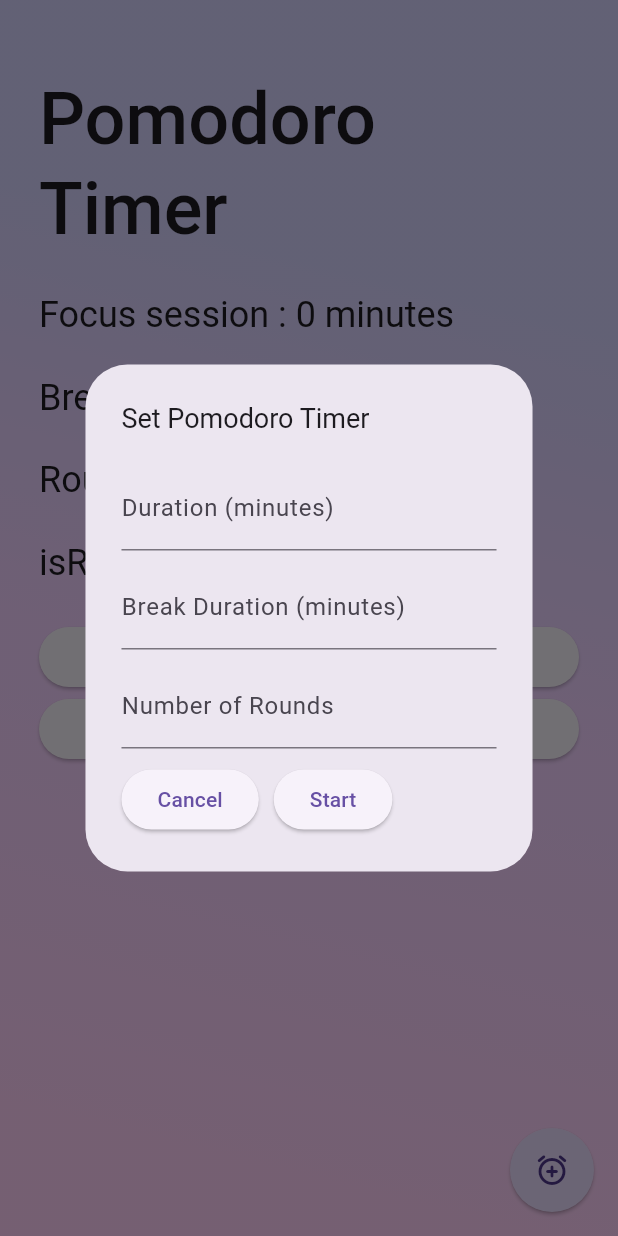
After one commit to jydv402/ZenUnni, a Flutter app: the PomodoroPage screen opened by its route, after a tap on the "add alarm" icon, on a phone screen of 412 x 824 dp. The commit adds this screen. Run offline on Flutter 3.47's test engine with Material 3 defaults, Android fonts, the phone set to English and light mode, and no system bars; our stand-ins replace cloud_firestore, firebase_auth, firebase_core, flutter_dotenv, flutter_markdown, flutter_riverpod and 1 more; missing offline and left inert: langchain, langchain_google; accounts and stored records are empty.

Commit message:
Unfinished Commit !!!

```diff
--- a/lib/main.dart
+++ b/lib/main.dart
@@ -7,6 +7,7 @@ import 'package:zen/screens/chat_page.dart';
 import 'package:zen/screens/currMood.dart';
 import 'package:zen/screens/home.dart';
 import 'package:zen/screens/mood.dart';
+import 'package:zen/screens/pomodoro_page.dart';
 import 'package:zen/screens/todo.dart';
 import 'package:zen/screens/username.dart';
 import 'package:zen/theme/light.dart';
@@ -38,6 +39,7 @@ class MyApp extends StatelessWidget {
         '/mood1': (context) => const CurrentMood(),
         '/mood2': (context) => const MoodPage(),
         '/todo': (context) => const Todo(),
+        '/pomo': (context) => const PomodoroPage(),
       },
     );
   }
--- /dev/null
+++ b/lib/screens/pomodoro_page.dart
@@ -0,0 +1,133 @@
+import 'package:flutter/material.dart';
+import 'package:flutter_riverpod/flutter_riverpod.dart';
+import 'package:zen/services/pomodoro_serve.dart';
+import 'package:zen/theme/light.dart';
+
+class PomodoroPage extends ConsumerWidget {
+  const PomodoroPage({super.key});
+
+  @override
+  Widget build(BuildContext context, WidgetRef ref) {
+    final pomo = ref.watch(pomoProvider);
+    final pomoNotifier = ref.read(pomoProvider.notifier);
+
+    TextEditingController duration = TextEditingController();
+    TextEditingController breakDuration = TextEditingController();
+    TextEditingController rounds = TextEditingController();
+
+    return Scaffold(
+      body: Container(
+        decoration: gradientDeco(),
+        padding: const EdgeInsets.fromLTRB(26, 50, 26, 0),
+        child: ListView(
+          children: [
+            Text(
+              'Pomodoro Timer',
+              style: Theme.of(context).textTheme.headlineLarge,
+            ),
+            const SizedBox(height: 24),
+            Text("Focus session : ${pomo.duration.toString()} minutes",
+                style: Theme.of(context).textTheme.headlineMedium),
+            const SizedBox(height: 24),
+            Text(
+              "Break : ${pomo.breakDuration.toString()} minutes",
+              style: Theme.of(context).textTheme.headlineMedium,
+            ),
+            const SizedBox(height: 24),
+            Text(
+              "Rounds : ${pomo.rounds.toString()}",
+              style: Theme.of(context).textTheme.headlineMedium,
+            ),
+            const SizedBox(height: 24),
+            Text(
+              "isRunning : ${pomo.isRunning.toString()}",
+              style: Theme.of(context).textTheme.headlineMedium,
+            ),
+            const SizedBox(height: 24),
+            ElevatedButton(
+                onPressed: () {
+                  pomoNotifier.startTimer();
+                },
+                child: Text('Start Timer')),
+            ElevatedButton(
+                onPressed: () {
+                  pomoNotifier.stopTimer();
+                },
+                child: Text('Stop Timer')),
+          ],
+        ),
+      ),
+      floatingActionButton: FloatingActionButton(
+        onPressed: () {
+          duration.clear();
+          breakDuration.clear();
+          rounds.clear();
+
+          showDialog(
+            context: context,
+            builder: (context) {
+              return AlertDialog(
+                title: const Text('Set Pomodoro Timer'),
+                actions: [
+                  TextField(
+                      controller: duration,
+                      keyboardType: TextInputType.numberWithOptions(),
+                      decoration: const InputDecoration(
+                        labelText: 'Duration (minutes)',
+                      )),
+                  const SizedBox(height: 10),
+                  TextField(
+                    controller: breakDuration,
+                    keyboardType: TextInputType.numberWithOptions(),
+                    decoration: const InputDecoration(
+                      labelText: 'Break Duration (minutes)',
+                    ),
+                  ),
+                  const SizedBox(height: 10),
+                  TextField(
+                    controller: rounds,
+                    keyboardType: TextInputType.numberWithOptions(),
+                    decoration: const InputDecoration(
+                      labelText: 'Number of Rounds',
+                    ),
+                  ),
+                  const SizedBox(height: 10),
+                  Row(
+                    children: [
+                      Flexible(
+                        child: ElevatedButton(
+                          onPressed: () {
+                            Navigator.pop(context);
+                          },
+                          child: Text('Cancel'),
+                        ),
+                      ),
+                      const SizedBox(width: 10),
+                      Flexible(
+                        child: ElevatedButton(
+                          onPressed: () {
+                            if (duration.text.isNotEmpty &&
+                                breakDuration.text.isNotEmpty &&
+                                rounds.text.isNotEmpty) {
+                              pomoNotifier.setTimer(
+                                  int.parse(duration.text),
+                                  int.parse(breakDuration.text),
+                                  int.parse(rounds.text));
+                              Navigator.pop(context);
+                            }
+                          },
+                          child: Text('Start'),
+                        ),
+                      )
+                    ],
+                  )
+                ],
+              );
+            },
+          );
+        },
+        child: const Icon(Icons.add_alarm_rounded),
+      ),
+    );
+  }
+}
--- /dev/null
+++ b/lib/services/pomodoro_serve.dart
@@ -0,0 +1,88 @@
+import 'dart:async';
+
+import 'package:flutter_riverpod/flutter_riverpod.dart';
+
+class Pomodoro {
+  final int duration;
+  final int breakDuration;
+  final int rounds;
+  final bool isRunning;
+
+  Pomodoro copyWith({
+    int? duration,
+    int? breakDuration,
+    int? rounds,
+    bool? isRunning,
+  }) {
+    return Pomodoro(
+      duration: duration ?? this.duration,
+      breakDuration: breakDuration ?? this.breakDuration,
+      rounds: rounds ?? this.rounds,
+      isRunning: isRunning ?? this.isRunning,
+    );
+  }
+
+  Pomodoro({
+    required this.duration,
+    required this.breakDuration,
+    required this.rounds,
+    required this.isRunning,
+  });
+}
+
+final pomoProvider = StateNotifierProvider<PomodoroNotifier, Pomodoro>((ref) {
+  return PomodoroNotifier();
+});
+
+class PomodoroNotifier extends StateNotifier<Pomodoro> {
+  PomodoroNotifier()
+      : super(Pomodoro(
+            duration: 0, breakDuration: 0, rounds: 0, isRunning: false));
+  Timer? _timer;
+  int _currentRound = 0;
+  bool _isBreak = false;
+  int _timeRemaining = 0;
+
+  void setTimer(int duration, int breakDuration, int rounds) {
+    state = Pomodoro(
+        duration: duration,
+        breakDuration: breakDuration,
+        rounds: rounds,
+        isRunning: false);
+  }
+
+  void startTimer() {
+    if (state.isRunning) return;
+
+    _currentRound = 0;
+    _isBreak = false;
+    _startPomo();
+  }
+
+  _startPomo() {
+    if (_currentRound >= state.rounds) {
+      stopTimer();
+      return;
+    }
+
+    _timeRemaining = _isBreak ? state.breakDuration * 60 : state.duration * 60;
+    state = state.copyWith(isRunning: true);
+
+    _timer = Timer.periodic(const Duration(seconds: 1), (timer) {
+      if (_timeRemaining > 0) {
+        _timeRemaining--;
+      } else {
+        _timer?.cancel();
+        _isBreak = !_isBreak;
+        if (!_isBreak) _currentRound++;
+        _startPomo();
+      }
+    });
+  }
+
+  void stopTimer() {
+    _timer?.cancel();
+    state = state.copyWith(
+        duration: 0, breakDuration: 0, rounds: 0, isRunning: false);
+  }
+}
--- a/pubspec.yaml
+++ b/pubspec.yaml
@@ -45,6 +45,7 @@ dependencies:
   langchain_google: ^0.6.4+2
   flutter_riverpod: ^2.6.1
   flutter_markdown: ^0.7.6+2
+  flutter_local_notifications: ^18.0.1
 
 dev_dependencies:
   flutter_test:
```
Also changed, not shown: lib/screens/home.dart (+25 -34 lines), pubspec.lock, 1 other file.
